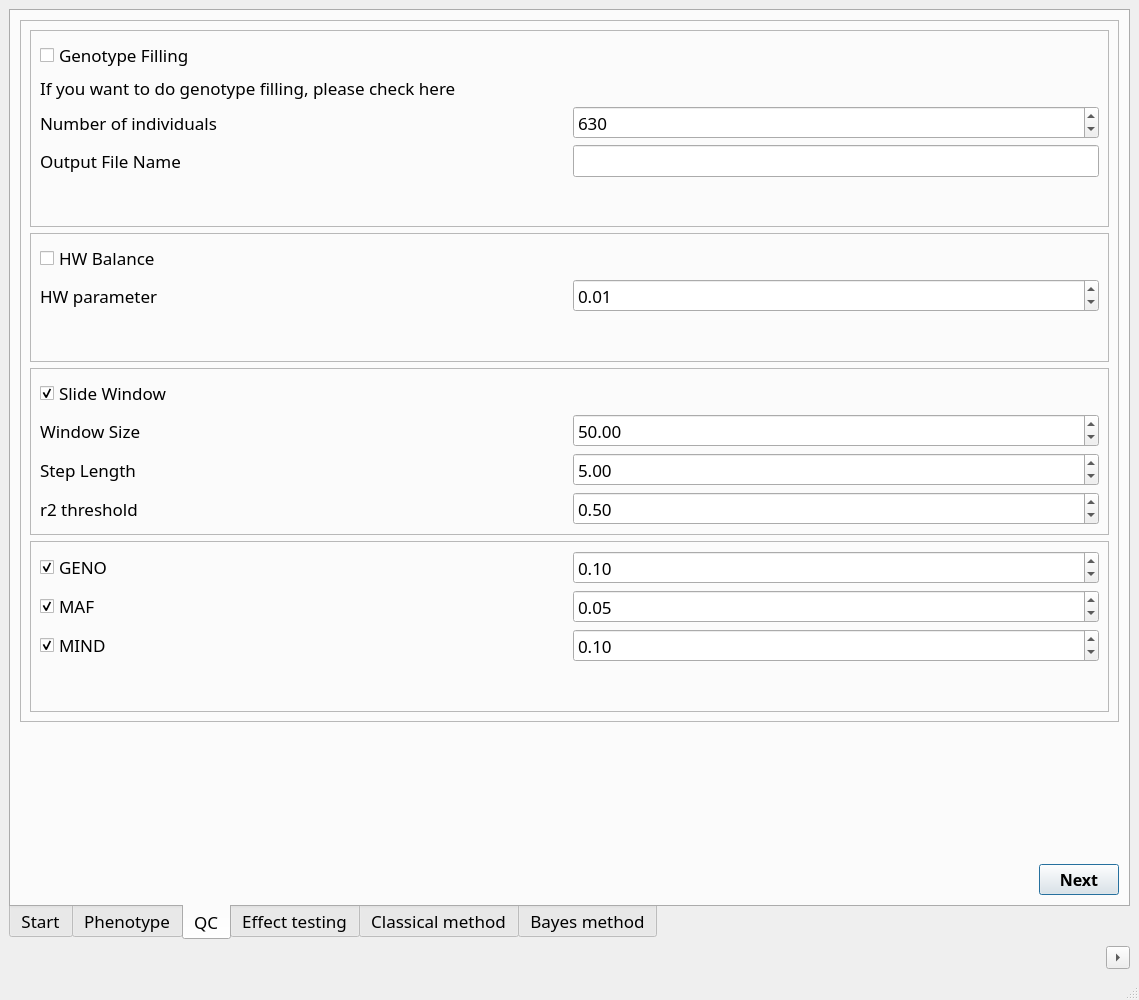
This is mainwindow.ui in LiangBeam9810/AquaGS_GUI as Qt 5 draws it before an edit. The edited form follows.
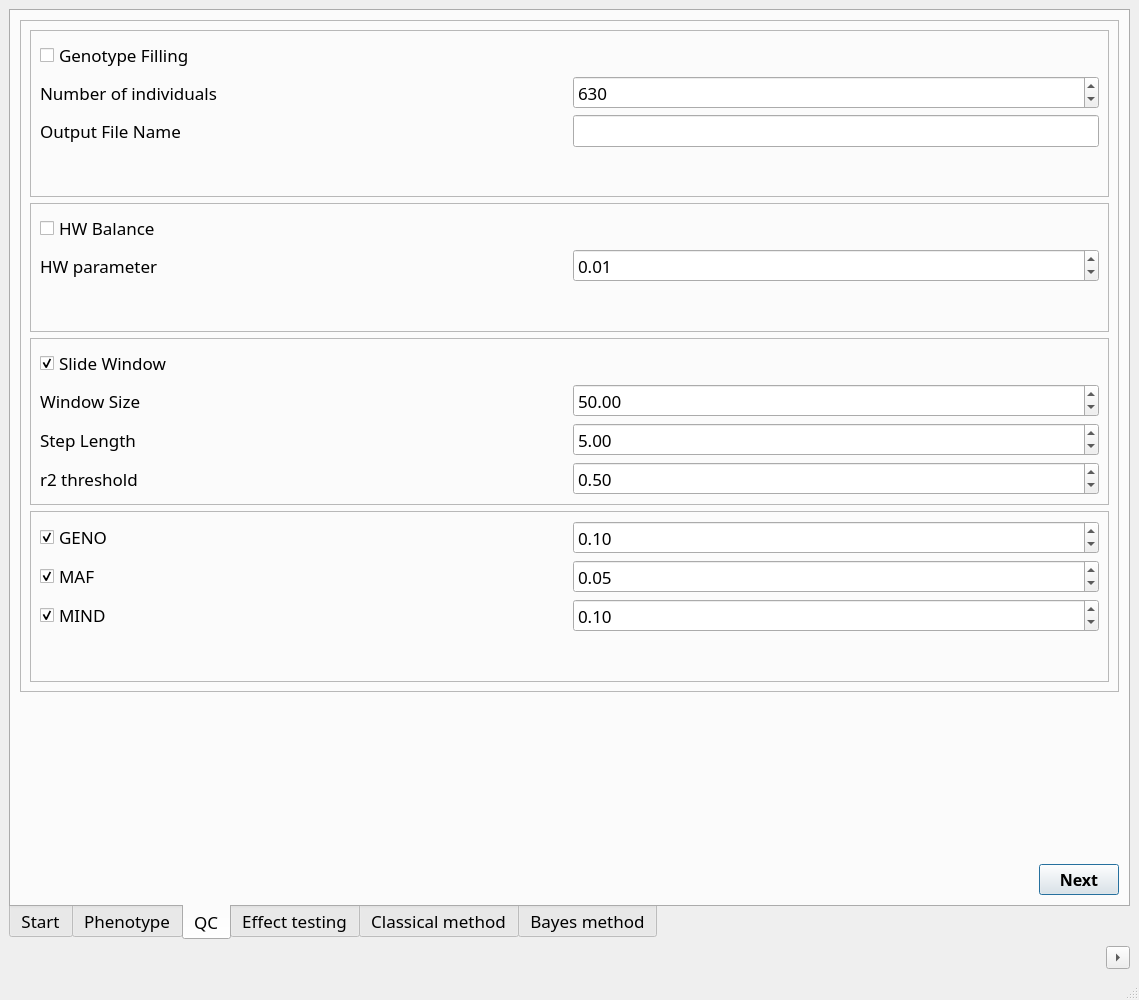
This is the edited form. The open tabs and pages were chosen to show the change.

The edit to the form file:
```diff
--- a/mainwindow.ui
+++ b/mainwindow.ui
@@ -1647,19 +1647,6 @@
                             </property>
                            </widget>
                           </item>
-                          <item>
-                           <widget class="QLabel" name="label_45">
-                            <property name="sizePolicy">
-                             <sizepolicy hsizetype="Minimum" vsizetype="Minimum">
-                              <horstretch>0</horstretch>
-                              <verstretch>0</verstretch>
-                             </sizepolicy>
-                            </property>
-                            <property name="text">
-                             <string>If you want to do genotype filling, please check here</string>
-                            </property>
-                           </widget>
-                          </item>
                          </layout>
                         </item>
                         <item>
```
Left out of the diff: 2 changed lines with no effect on the pictures.
